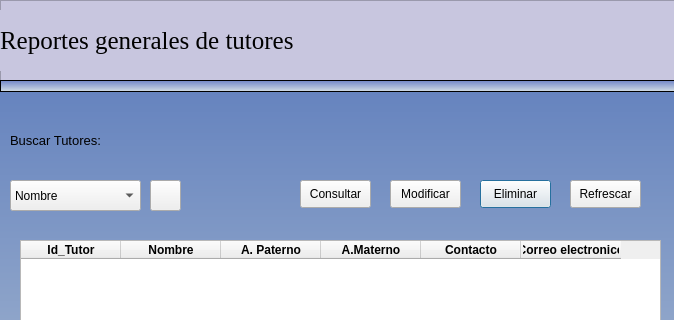
Old version of the form pythonProject/vistas/consultarTutores.ui in the repository francisco2124/Cognidron-EEG-Version1.0; both pictures show x 0 to 674 and y 0 to 320 of the 674 by 683 pixel window.
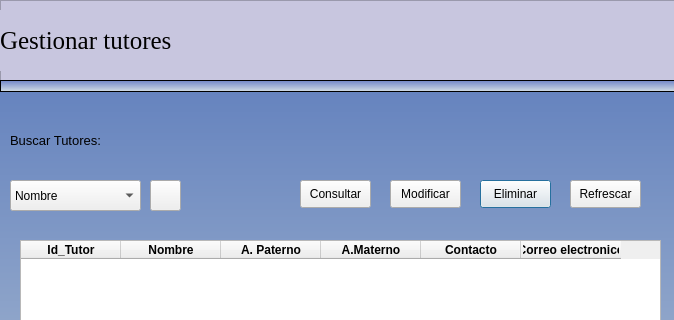
New version of the form. Icons and pictures are not drawn.

Diff of the .ui file:
```diff
--- a/pythonProject/vistas/consultarTutores.ui
+++ b/pythonProject/vistas/consultarTutores.ui
@@ -123,7 +123,7 @@
 font: 75 19pt &quot;Times New Roman&quot;;</string>
     </property>
     <property name="text">
-     <string>Reportes generales de tutores</string>
+     <string>Gestionar tutores</string>
     </property>
    </widget>
    <widget class="QLabel" name="label_23">
```
Left out of the diff: 2 changed lines with no effect on the pictures.
